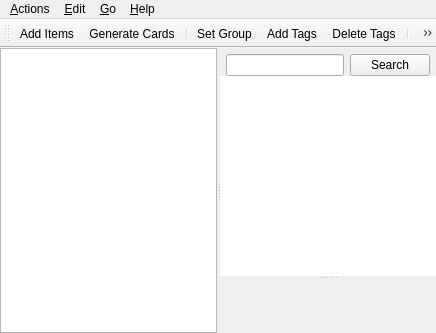
ankitects/anki, file designer/browser.ui: the form before one commit.
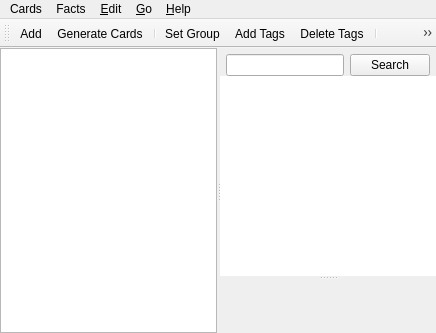
The form after the commit. Icons and pictures are not drawn.

Commit message: rework browser menus

Diff of the .ui file:
```diff
--- a/designer/browser.ui
+++ b/designer/browser.ui
@@ -204,9 +204,9 @@
     <addaction name="separator"/>
     <addaction name="actionOptions"/>
    </widget>
-   <widget class="QMenu" name="menuActions">
+   <widget class="QMenu" name="menuCards">
     <property name="title">
-     <string>&amp;Actions</string>
+     <string>Cards</string>
     </property>
     <addaction name="actionAddItems"/>
     <addaction name="actionAddCards"/>
@@ -243,7 +243,26 @@
     </property>
     <addaction name="actionGuide"/>
    </widget>
-   <addaction name="menuActions"/>
+   <widget class="QMenu" name="menuFacts">
+    <property name="title">
+     <string>Facts</string>
+    </property>
+    <addaction name="actionAddItems"/>
+    <addaction name="actionAddCards"/>
+    <addaction name="separator"/>
+    <addaction name="actionToggleMark"/>
+    <addaction name="actionAddTag"/>
+    <addaction name="actionDeleteTag"/>
+    <addaction name="separator"/>
+    <addaction name="actionFindReplace"/>
+    <addaction name="actionFindDuplicates"/>
+    <addaction name="separator"/>
+    <addaction name="actionChangeModel"/>
+    <addaction name="separator"/>
+    <addaction name="actionDeleteFacts"/>
+   </widget>
+   <addaction name="menuCards"/>
+   <addaction name="menuFacts"/>
    <addaction name="menuEdit"/>
    <addaction name="menuJump"/>
    <addaction name="menu_Help"/>
@@ -502,7 +521,7 @@
      <normaloff>:/icons/list-add.png</normaloff>:/icons/list-add.png</iconset>
    </property>
    <property name="text">
-    <string>Add &amp;Items</string>
+    <string>Add...</string>
    </property>
    <property name="shortcut">
     <string>Ctrl+D</string>
@@ -555,7 +574,7 @@
      <normaloff>:/icons/stock_group.png</normaloff>:/icons/stock_group.png</iconset>
    </property>
    <property name="text">
-    <string>Set Group</string>
+    <string>Set Group...</string>
    </property>
    <property name="shortcut">
     <string>Ctrl+G</string>
```
Left out of the diff: 36 changed lines with no effect on the pictures.
